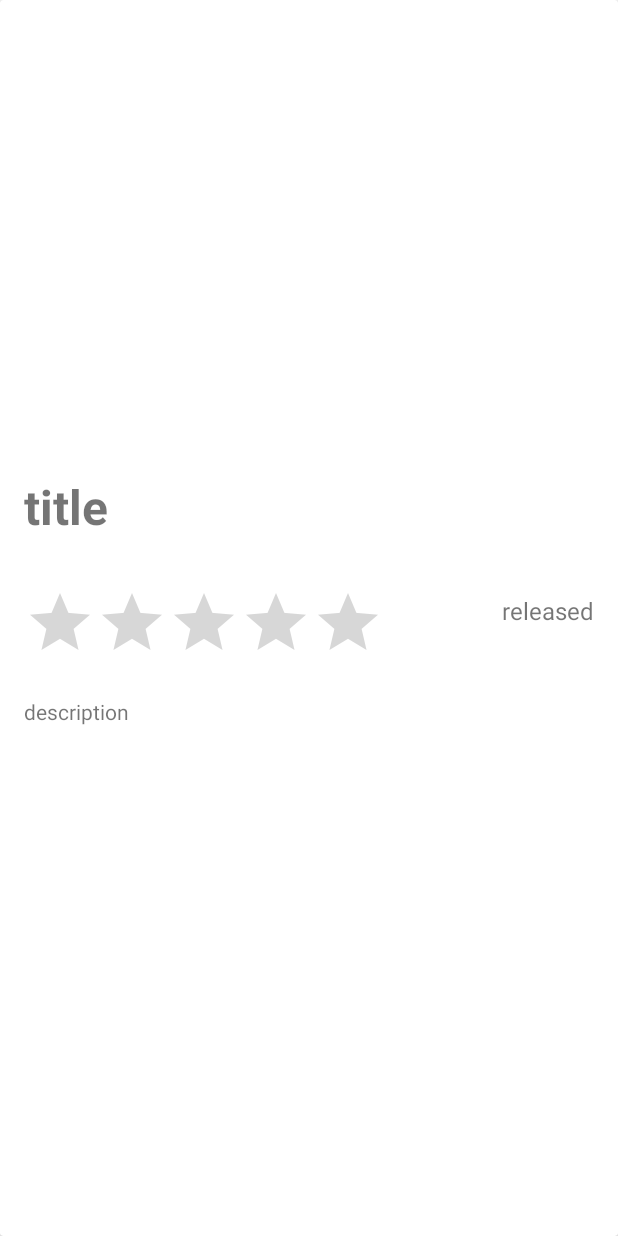
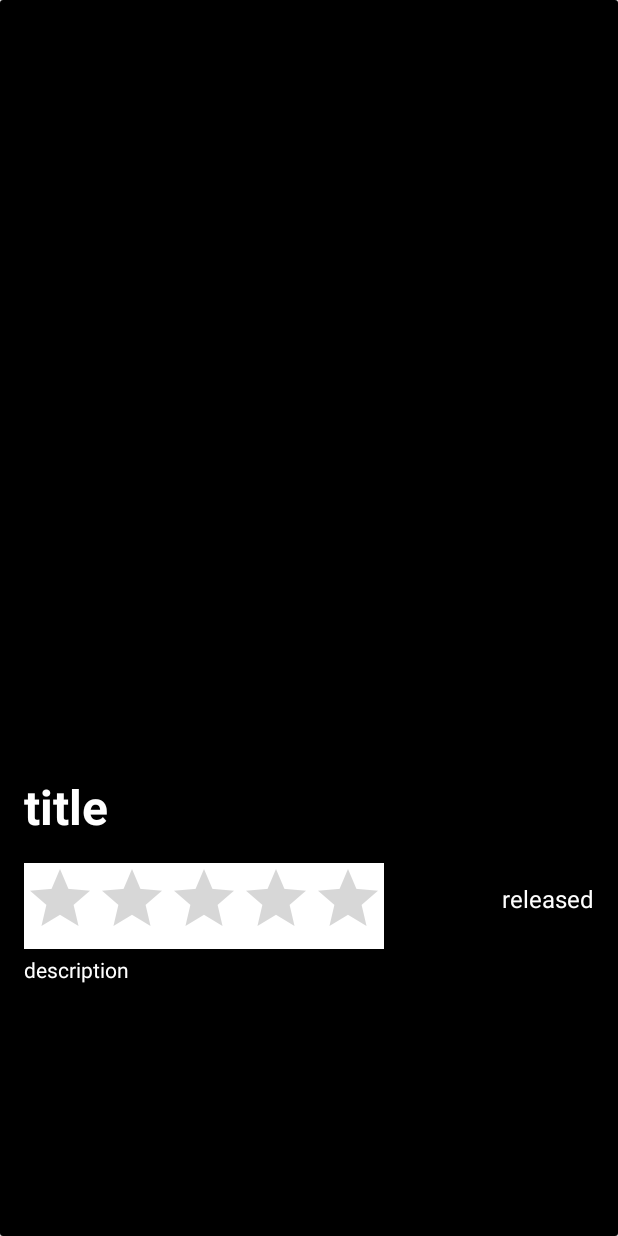
Before and after one commit to gabbyudo/Movie-App, an Android app: the DetailActivity screen opened directly, with no data from a screen before it, on a phone screen of 412 x 824 dp. Run offline under Robolectric (Android 15) with nearby library versions, the phone set to English and light mode, and no system bars; our stand-ins replace Picasso; pictures from the network do not load.

Commit message:
Adding Background to the DetailScreen

```diff
--- a/app/src/main/res/layout/activity_detail.xml
+++ b/app/src/main/res/layout/activity_detail.xml
@@ -1,39 +1,44 @@
 <?xml version="1.0" encoding="utf-8"?>
 <androidx.cardview.widget.CardView xmlns:android="http://schemas.android.com/apk/res/android"
     xmlns:tools="http://schemas.android.com/tools"
+    android:background="@color/black"
     android:layout_width="match_parent"
     android:layout_height="match_parent"
     xmlns:app="http://schemas.android.com/apk/res-auto">
 
     <androidx.constraintlayout.widget.ConstraintLayout
         android:layout_width="match_parent"
+        android:background="@color/black"
         android:layout_height="match_parent">
 
         <ImageView
             android:id="@+id/poster"
+            android:layout_marginTop="8dp"
             app:layout_constraintTop_toTopOf="parent"
             app:layout_constraintStart_toStartOf="parent"
             app:layout_constraintEnd_toEndOf="parent"
-            android:layout_width="match_parent"
-            android:layout_height="300dp"/>
+            android:layout_width="450dp"
+            android:layout_height="500dp"/>
 
         <TextView
             android:id="@+id/title"
+            android:textColor="@color/white"
             android:layout_width="wrap_content"
             android:layout_height="wrap_content"
             app:layout_constraintTop_toBottomOf="@id/poster"
             app:layout_constraintStart_toStartOf="parent"
             android:layout_marginStart="16dp"
-            android:layout_marginTop="16dp"
+            android:layout_marginTop="8dp"
             android:textSize="32sp"
             android:text="title"
             android:textStyle="bold" />
 
         <TextView
             android:id="@+id/release_date"
+            android:textColor="@color/white"
             android:layout_width="wrap_content"
             android:layout_height="wrap_content"
-            android:layout_marginTop="96dp"
+            android:layout_marginTop="80dp"
             android:text="released"
             android:textSize="16dp"
             android:layout_marginEnd="16dp"
@@ -44,10 +49,11 @@
 
         <RatingBar
             android:id="@+id/rating_bar"
+            android:background="@color/white"
             app:layout_constraintTop_toBottomOf="@id/title"
             app:layout_constraintStart_toStartOf="parent"
             android:layout_width="wrap_content"
-            android:layout_marginTop="32dp"
+            android:layout_marginTop="16dp"
             android:layout_marginStart="16dp"
             android:layout_height="wrap_content"
             tools:layout_editor_absoluteX="0dp"
@@ -55,12 +61,13 @@
 
         <TextView
             android:id="@+id/description"
+            android:textColor="@color/white"
             app:layout_constraintTop_toBottomOf="@id/rating_bar"
             app:layout_constraintEnd_toEndOf="parent"
             app:layout_constraintStart_toStartOf="parent"
             android:layout_marginStart="16dp"
             android:layout_marginEnd="16dp"
-            android:layout_marginTop="16dp"
+            android:layout_marginTop="4dp"
             android:layout_width="match_parent"
             android:layout_height="wrap_content"
             android:text="description" />
```
